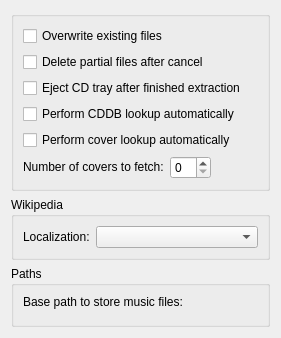
The window that widgets/generalsettingswidgetUI.ui (KDE/audex) describes before a commit, drawn with Qt 5.
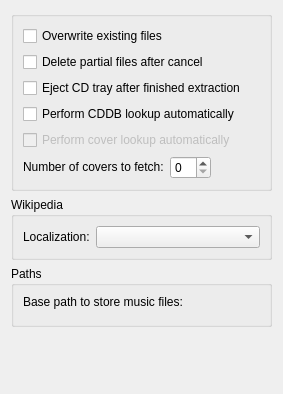
The same window after the commit. Custom widgets are drawn as their Qt base class.

Patch:
```diff
--- a/widgets/generalsettingswidgetUI.ui
+++ b/widgets/generalsettingswidgetUI.ui
@@ -6,8 +6,8 @@
    <rect>
     <x>0</x>
     <y>0</y>
-    <width>281</width>
-    <height>323</height>
+    <width>283</width>
+    <height>394</height>
    </rect>
   </property>
   <layout class="QGridLayout" name="gridLayout_4">
@@ -47,6 +47,9 @@
       </item>
       <item row="4" column="0">
        <widget class="QCheckBox" name="kcfg_coverLookupAuto">
+        <property name="enabled">
+         <bool>false</bool>
+        </property>
         <property name="text">
          <string>Perform cover lookup automatically</string>
         </property>
@@ -159,14 +162,9 @@
   </layout>
  </widget>
  <customwidgets>
-  <customwidget>
-   <class>QSpinBox</class>
-   <extends>QSpinBox</extends>
-   <header>knuminput.h</header>
-  </customwidget>
   <customwidget>
    <class>KUrlRequester</class>
-   <extends>QFrame</extends>
+   <extends>QWidget</extends>
    <header>kurlrequester.h</header>
   </customwidget>
  </customwidgets>
```
